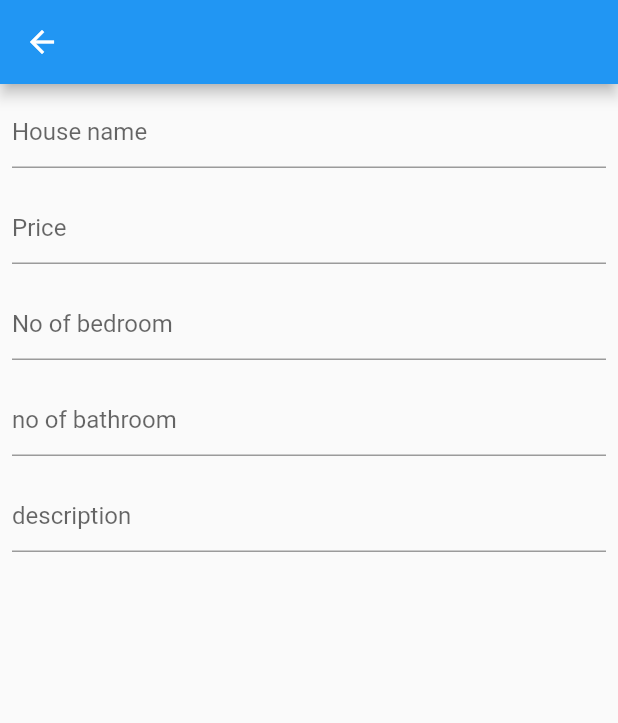
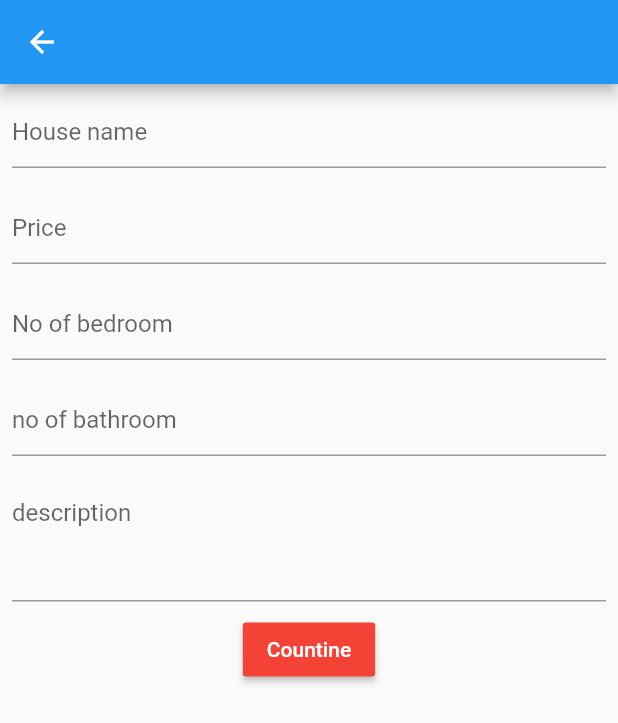
Before and after one commit to 5cientist/newTrailApp, a Flutter app: the FormPage screen opened by its route, on a phone screen of 412 x 824 dp. Shown: the top 723 px of the screen. Run offline on Flutter 3.47's test engine with Material 2 defaults, Android fonts, the phone set to English and light mode, and no system bars.

Commit message:
completed form

```diff
--- a/lib/screens/Form/formpage.dart
+++ b/lib/screens/Form/formpage.dart
@@ -1,7 +1,16 @@
 import 'package:flutter/material.dart';
+import 'package:flutter/services.dart';
 
 class FormPage extends StatelessWidget {
   static const routeName = '/formpage';
+  final GlobalKey<FormState> _formKey = new GlobalKey<FormState>();
+  Map formData = {
+    'housename': null,
+    'price': null,
+    'bedroom': null,
+    'bathroom': null,
+    'description': null,
+  };
 
   @override
   Widget build(BuildContext context) {
@@ -12,6 +21,7 @@ class FormPage extends StatelessWidget {
           child: Column(
             children: [
               Form(
+                key: _formKey,
                 child: Column(
                   children: [
                     Padding(
@@ -20,39 +30,80 @@ class FormPage extends StatelessWidget {
                         decoration: InputDecoration(
                           hintText: 'House name',
                         ),
+                        onSaved: (val) {
+                          formData['housename'] = val;
+                        },
                       ),
                     ),
                     Padding(
                       padding: const EdgeInsets.all(8.0),
                       child: TextFormField(
+                        keyboardType: TextInputType.number,
                         decoration: InputDecoration(
                           hintText: 'Price',
                         ),
+                        onSaved: (val) {
+                          formData['price'] = val;
+                        },
+                        validator: (val) {
+                          if (val.length > 2) {
+                            return "greater than 2";
+                          }
+                        },
                       ),
                     ),
                     Padding(
                       padding: const EdgeInsets.all(8.0),
                       child: TextFormField(
+                        keyboardType: TextInputType.number,
+                        inputFormatters: [
+                          WhitelistingTextInputFormatter.digitsOnly
+                        ],
                         decoration: InputDecoration(
                           hintText: 'No of bedroom',
                         ),
+                        onSaved: (val) {
+                          formData['bedroom'] = val;
+                        },
                       ),
                     ),
                     Padding(
                       padding: const EdgeInsets.all(8.0),
                       child: TextFormField(
+                        keyboardType: TextInputType.number,
                         decoration: InputDecoration(
                           hintText: 'no of bathroom',
                         ),
+                        onSaved: (val) {
+                          formData['bathroom'] = val;
+                        },
                       ),
                     ),
                     Padding(
                       padding: const EdgeInsets.all(8.0),
                       child: TextFormField(
+                        keyboardType: TextInputType.multiline,
+                        maxLines: 3,
                         decoration: InputDecoration(
                           hintText: 'description',
                         ),
+                        onSaved: (val) {
+                          formData['description'] = val;
+                        },
                       ),
+                    ),
+                    RaisedButton(
+                      color: Colors.red,
+                      textColor: Colors.white,
+                      onPressed: () {
+                        if (!_formKey.currentState.validate()) {
+                          return;
+                        }
+
+                        _formKey.currentState.save();
+                        print(formData);
+                      },
+                      child: Text('Countine'),
                     ),
                   ],
                 ),
```
